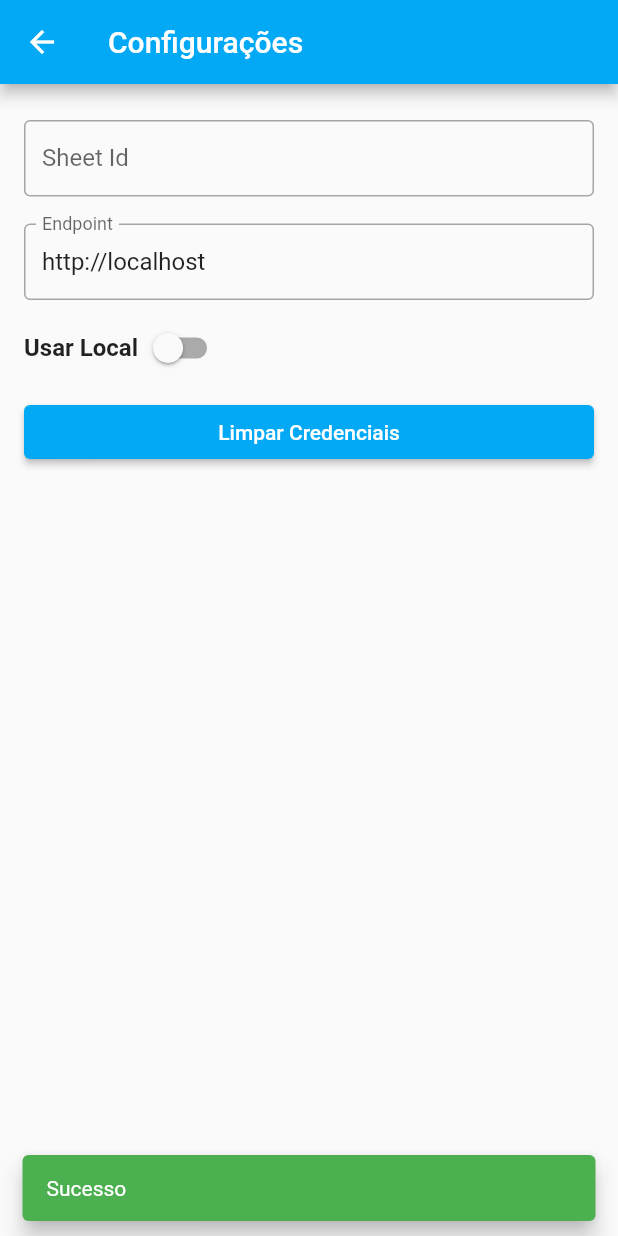
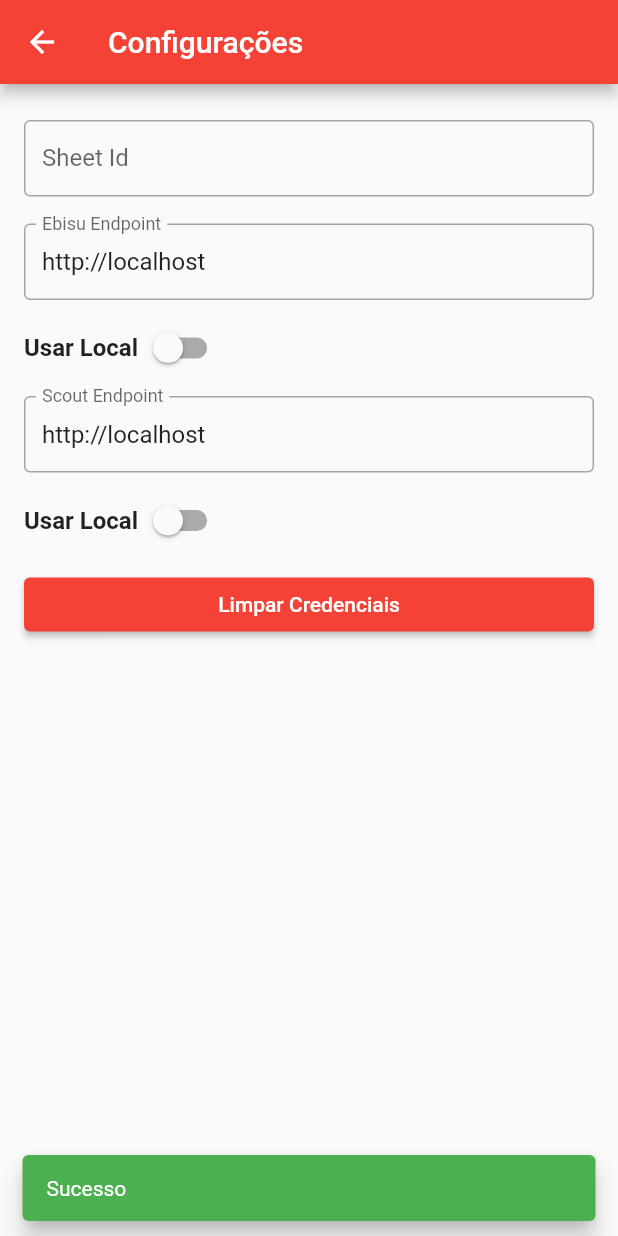
Before and after one commit to Firepeix/ebisu, a Flutter app: the ConfigurationPage screen opened directly, after a tap on "Limpar Credenciais", on a phone screen of 412 x 824 dp. Run offline on Flutter 3.47's test engine with Material 2 defaults, Android fonts, the phone set to English and light mode, and no system bars; our stand-ins replace file_picker, firebase_core, firebase_crashlytics, firebase_remote_config, fl_chart, get_it and 4 more; missing offline and left inert: gsheets; accounts and stored records are empty; generated files the repository leaves out were written again; project files that could hold a hidden picture were left out.

Commit message:
feat: adiciona multiplas configuraçoes de endpoint

```diff
--- a/lib/modules/configuration/components/endpoint_configuration.dart
+++ b/lib/modules/configuration/components/endpoint_configuration.dart
@@ -5,17 +5,53 @@ import 'package:flutter/material.dart';
 
 import '../../../shared/services/notification_service.dart';
 
-class EndpointConfiguration extends StatefulWidget {
+enum _EndpointConfig { Local, Url }
+
+typedef OnEndpointSet<T> = Future<void> Function(Application application, T value, _EndpointConfig config);
+typedef OnEndpoinGet<T> = Future<T> Function(Application application, _EndpointConfig config);
+
+class EndpointConfiguration extends StatelessWidget {
   final ConfigRepositoryInterface _repository;
   final NotificationService _notificationService;
 
   const EndpointConfiguration(this._repository, this._notificationService, {Key? key}) : super(key: key);
 
+  Future<T> onEndpointGet<T>(Application application, _EndpointConfig config) async {
+    if (config == _EndpointConfig.Local) {
+      return await _repository.shouldUseLocalEndpoint(application) as T;
+    }
+
+    return await _repository.getLocalEndpoint(application) as T;
+  }
+
+  Future<void> onEndpointSet<T>(Application application, T value, _EndpointConfig config) async {
+    if (config == _EndpointConfig.Local) {
+      return await _repository.saveUseLocalEndpoint(application, value as bool);
+    }
+    _notificationService.displaySuccess(message: "Endpoint Salvo com Sucesso!");
+    return await _repository.saveEndpointUrl(application, value as String);
+  }
+
   @override
-  State<EndpointConfiguration> createState() => _EndpointConfigurationState();
+  Widget build(BuildContext context) {
+    return Column(
+      children: [_Endpoint(Application.Ebisu, onEndpointGet, onEndpointSet), _Endpoint(Application.Scout, onEndpointGet, onEndpointSet)],
+    );
+  }
 }
 
-class _EndpointConfigurationState extends State<EndpointConfiguration> {
+class _Endpoint extends StatefulWidget {
+  final Application _application;
+  final OnEndpoinGet _onEndpoinGet;
+  final OnEndpointSet _onEndpointSet;
+
+  const _Endpoint(this._application, this._onEndpoinGet, this._onEndpointSet, {Key? key}) : super(key: key);
+
+  @override
+  State<_Endpoint> createState() => _EndpointState();
+}
+
+class _EndpointState extends State<_Endpoint> {
   late final TextEditingController controller;
   bool shouldUseLocalEndpoint = false;
 
@@ -27,18 +63,17 @@ class _EndpointConfigurationState extends State<EndpointConfiguration> {
     _setUseLocalEndpoint();
   }
 
-  void _setEndpoint () async {
-    final _endpoint = await widget._repository.getLocalEndpoint();
+  void _setEndpoint() async {
+    final _endpoint = await widget._onEndpoinGet(widget._application, _EndpointConfig.Url);
     controller.text = _endpoint;
   }
 
   Future<void> _setUseLocalEndpoint() async {
-    final should = await widget._repository.shouldUseLocalEndpoint();
+    final should = await widget._onEndpoinGet(widget._application, _EndpointConfig.Local);
     setState(() {
       shouldUseLocalEndpoint = should;
     });
   }
-
 
   @override
   void dispose() {
@@ -46,15 +81,14 @@ class _EndpointConfigurationState extends State<EndpointConfiguration> {
     controller.dispose();
   }
 
-  void storeSheetId(String? endpoint) async {
+  void _updateEndpoint(String? endpoint) async {
     if (endpoint != null) {
-      widget._repository.saveEndpointUrl(endpoint);
-      widget._notificationService.displaySuccess(message: "Salvo com sucesso!");
+      widget._onEndpointSet(widget._application, endpoint, _EndpointConfig.Url);
     }
   }
 
-  void localUsageOfEndpoint(bool should) async {
-    widget._repository.saveUseLocalEndpoint(should);
+  void _updateShouldUseLocal(bool should) async {
+    widget._onEndpointSet(widget._application, should, _EndpointConfig.Local);
     setState(() {
       shouldUseLocalEndpoint = should;
     });
@@ -65,18 +99,25 @@ class _EndpointConfigurationState extends State<EndpointConfiguration> {
     final color = Theme.of(context).colorScheme.primary;
     return Column(
       children: [
-        ListTile( title: Input(label: "Endpoint", innerController: controller, onFieldSubmitted: storeSheetId, ),),
         ListTile(
-          title: Row(
-              children: [
-                Label(text: "Usar Local", accent: null,),
-                Switch(
-                    value: shouldUseLocalEndpoint,
-                    onChanged: localUsageOfEndpoint,
-                  activeColor: color,
-                )
-              ]
+          title: Input(
+            label: "${widget._application.name} Endpoint",
+            innerController: controller,
+            onFieldSubmitted: _updateEndpoint,
           ),
+        ),
+        ListTile(
+          title: Row(children: [
+            Label(
+              text: "Usar Local",
+              accent: null,
+            ),
+            Switch(
+              value: shouldUseLocalEndpoint,
+              onChanged: _updateShouldUseLocal,
+              activeColor: color,
+            )
+          ]),
         ),
       ],
     );
--- a/lib/modules/configuration/domain/repositories/config_repository.dart
+++ b/lib/modules/configuration/domain/repositories/config_repository.dart
@@ -2,6 +2,24 @@ import 'package:firebase_remote_config/firebase_remote_config.dart';
 import 'package:flutter/foundation.dart';
 import 'package:injectable/injectable.dart';
 import 'package:shared_preferences/shared_preferences.dart';
+
+enum Application {
+  Ebisu(ConfigRepository.EBISU_ENDPOINT_CONFIG_KEY),
+  Scout(ConfigRepository.SCOUT_ENDPOINT_CONFIG_KEY);
+
+  final String endpointKey;
+
+  const Application(this.endpointKey);
+
+  String get localEndpointKey {
+    return "${ConfigRepository.LOCAL_ENDPOINT_CONFIG_KEY}/$name";
+  }
+
+
+  String get shouldUseLocalEndpointKey {
+    return "${ConfigRepository.SHOULD_USE_LOCAL_ENDPOINT_KEY}/$name";
+  }
+}
 
 abstract class ConfigRepositoryInterface {
   static Future<void> install(FirebaseRemoteConfig _remoteConfig) async {
@@ -13,51 +31,56 @@ abstract class ConfigRepositoryInterface {
     await _remoteConfig.fetchAndActivate();
   }
 
-  Future<String> getEndpointUrl();
-  Future<String> getLocalEndpoint();
-  Future<void> saveEndpointUrl(String endpoint);
+  Future<String> getEndpointUrl(Application app);
+  Future<String> getLocalEndpoint(Application app);
+  Future<void> saveEndpointUrl(Application app, String endpoint);
 
   Future<String> getAuthToken();
   Future<void> saveAuthToken(String token);
 
-  Future<bool> shouldUseLocalEndpoint();
-  Future<void> saveUseLocalEndpoint(bool should);
+  Future<bool> shouldUseLocalEndpoint(Application app);
+  Future<void> saveUseLocalEndpoint(Application app, bool should);
 }
 
 @Injectable(as: ConfigRepositoryInterface)
 class ConfigRepository implements ConfigRepositoryInterface {
-  static const ENDPOINT_CONFIG_KEY = 'EBISU_ENDPOINT';
+  static const EBISU_ENDPOINT_CONFIG_KEY = 'EBISU_ENDPOINT';
+  static const SCOUT_ENDPOINT_CONFIG_KEY = 'SCOUT_ENDPOINT';
+  static const LOCAL_ENDPOINT_CONFIG_KEY = 'LOCAL_ENDPOINT';
   static const SHOULD_USE_LOCAL_ENDPOINT_KEY = 'SHOULD_USE_LOCAL_ENDPOINT';
   static const AUTH_TOKEN_CONFIG_KEY = 'AUTH_TOKEN';
 
   final _remoteConfig = kDebugMode ? null : FirebaseRemoteConfig.instance;
 
-  Future<String> getLocalEndpoint() async {
-    final defaultEndpoint = const String.fromEnvironment(ENDPOINT_CONFIG_KEY, defaultValue: "http://localhost");
+  Future<String> getLocalEndpoint(Application app) async {
+    final defaultEndpoint = "http://localhost";
     final prefs = await SharedPreferences.getInstance();
-    return prefs.getString(ENDPOINT_CONFIG_KEY) ?? defaultEndpoint;
+    return prefs.getString(app.localEndpointKey) ?? defaultEndpoint;
   }
 
   @override
-  Future<String> getEndpointUrl() async {
-    if(await shouldUseLocalEndpoint()) {
-      return await getLocalEndpoint();
+  Future<String> getEndpointUrl(Application app) async {
+    if (await shouldUseLocalEndpoint(app)) {
+      return await getLocalEndpoint(app);
     }
 
-    final endpoint = _remoteConfig?.getString(ENDPOINT_CONFIG_KEY);
+    final endpoint = _remoteConfig?.getString(app.endpointKey);
 
-    return endpoint != null && endpoint == '' ? await getLocalEndpoint() : endpoint!;
+    return endpoint != null && endpoint == ''
+        ? await getLocalEndpoint(app)
+        : endpoint!;
   }
 
   @override
-  Future<void> saveEndpointUrl(String endpoint) async {
+  Future<void> saveEndpointUrl(Application app, String endpoint) async {
     final prefs = await SharedPreferences.getInstance();
-    prefs.setString(ENDPOINT_CONFIG_KEY, endpoint);
+    prefs.setString(app.localEndpointKey, endpoint);
   }
 
   @override
   Future<String> getAuthToken() async {
-    final token = const String.fromEnvironment(AUTH_TOKEN_CONFIG_KEY, defaultValue: "EMPTY");
+    final token = const String.fromEnvironment(AUTH_TOKEN_CONFIG_KEY,
+        defaultValue: "EMPTY");
     final prefs = await SharedPreferences.getInstance();
     return prefs.getString(AUTH_TOKEN_CONFIG_KEY) ?? token;
   }
@@ -69,14 +92,14 @@ class ConfigRepository implements ConfigRepositoryInterface {
   }
 
   @override
-  Future<void> saveUseLocalEndpoint(bool should) async {
+  Future<void> saveUseLocalEndpoint(Application app, bool should) async {
     final prefs = await SharedPreferences.getInstance();
-    prefs.setBool(SHOULD_USE_LOCAL_ENDPOINT_KEY, should);
+    prefs.setBool(app.shouldUseLocalEndpointKey, should);
   }
 
   @override
-  Future<bool> shouldUseLocalEndpoint() async {
+  Future<bool> shouldUseLocalEndpoint(Application app) async {
     final prefs = await SharedPreferences.getInstance();
-    return prefs.getBool(SHOULD_USE_LOCAL_ENDPOINT_KEY) ?? false;
+    return prefs.getBool(app.shouldUseLocalEndpointKey) ?? false;
   }
 }
--- a/lib/shared/configuration/app_configuration.dart
+++ b/lib/shared/configuration/app_configuration.dart
@@ -46,10 +46,10 @@ class AppConfiguration {
   }
 
   factory AppConfiguration._internal() {
-    final features = (const String.fromEnvironment("FEATURES", defaultValue: "")).split(",").map((e) => _Feature(e)).toList();
+    final features = (const String.fromEnvironment("FEATURES", defaultValue: "expenses,shopping,books,travel")).split(",").map((e) => _Feature(e)).toList();
     return AppConfiguration._init(
       user: _User.fromId(const String.fromEnvironment("USER", defaultValue: "tutu")),
-      theme: const String.fromEnvironment("THEME", defaultValue: "wewe") == AppTheme.tutu.name ? AppTheme.tutu : AppTheme.wewe,
+      theme: const String.fromEnvironment("THEME", defaultValue: "tutu") == AppTheme.tutu.name ? AppTheme.tutu : AppTheme.wewe,
       travelSheetId: const String.fromEnvironment("TRAVEL_SHEET_ID", defaultValue: ""),
       features: features,
     );
```
Also changed, not shown: lib/modules/scout/book/views/books.dart (+18 -17 lines), lib/shared/http/client.dart (+36 -26 lines), lib/ui_components/chronos/layout/view_body.dart (+15 -1 lines).
